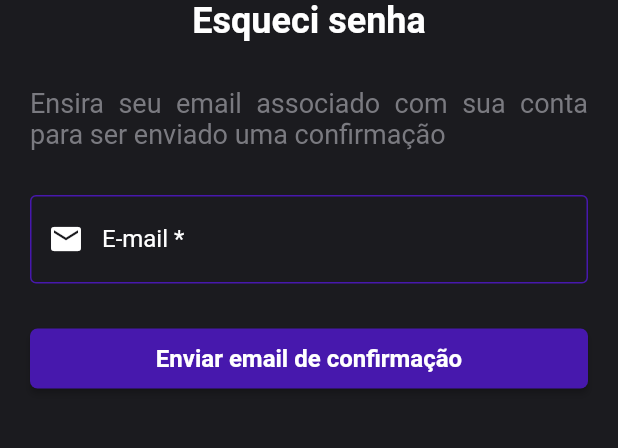
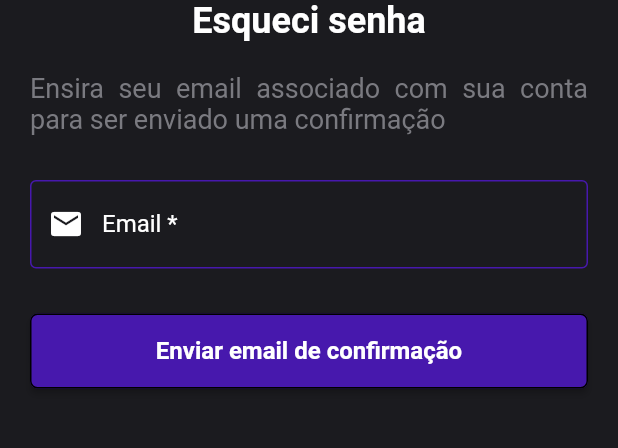
Before and after one commit to gxguinho/pi-unipam-mobile, a Flutter app: the screen it shows after launch, on a phone screen of 412 x 824 dp, the part 429-877 px from its top. Run offline on Flutter 3.47's test engine with Material 2 defaults, Android fonts, the phone set to English and light mode, and no system bars; our stand-ins replace flutter_svg, google_fonts.

Commit message:
Reset Password Complete 2

```diff
--- a/lib/modules/ForgotPassword/ForgotPassword_page.dart
+++ b/lib/modules/ForgotPassword/ForgotPassword_page.dart
@@ -2,9 +2,8 @@ import 'package:flutter/cupertino.dart';
 import 'package:flutter/material.dart';
 import 'package:flutter_svg/svg.dart';
 import 'package:unipam_mobile/shared/themes/app_colors.dart';
-import 'package:unipam_mobile/shared/themes/app_colors.dart';
-import 'package:unipam_mobile/shared/themes/app_text.dart';
 import 'package:unipam_mobile/shared/widgets/label_button/label_button.dart';
+import 'package:unipam_mobile/shared/widgets/text_input/text_input.dart';
 
 class ForgotPassword extends StatefulWidget {
   const ForgotPassword({Key? key}) : super(key: key);
@@ -54,43 +53,21 @@ class _ForgotPasswordState extends State<ForgotPassword> {
                         fontWeight: FontWeight.bold,
                       ),
                     ),
-                    Padding(
-                      padding: const EdgeInsets.symmetric(vertical: 30),
-                      child: Text(
-                        "Ensira seu email associado com sua conta para ser enviado uma confirmação",
-                        textAlign: TextAlign.justify,
-                        style: TextStyle(
-                          fontSize: 18,
-                          color: AppColors.text,
-                        ),
+                    const SizedBox(height: 20),
+                    Text(
+                      "Ensira seu email associado com sua conta para ser enviado uma confirmação",
+                      textAlign: TextAlign.justify,
+                      style: TextStyle(
+                        fontSize: 18,
+                        color: AppColors.text,
                       ),
                     ),
+                    const SizedBox(height: 30),
+                    Container(child: TextInput1(type: "Email *")),
+                    const SizedBox(height: 30),
                     Container(
-                      child: TextField(
-                        style: TextStyle(color: Colors.white),
-                        onChanged: (text) {
-                          print(text);
-                        },
-                        keyboardType: TextInputType.emailAddress,
-                        decoration: InputDecoration(
-                            enabledBorder: OutlineInputBorder(
-                                borderSide:
-                                    BorderSide(color: AppColors.primary)),
-                            prefixIcon: Icon(
-                              Icons.email,
-                              color: AppColors.white,
-                            ),
-                            labelText: 'E-mail *',
-                            labelStyle: TextStyle(color: AppColors.white),
-                            border: OutlineInputBorder()),
-                      ),
-                    ),
-                    Padding(
-                      padding: const EdgeInsets.symmetric(vertical: 30),
-                      child: Container(
-                        height: 40,
-                        width: 500,
-                        child: LabelButton(),
+                      child: LabelButton(
+                        text: "Enviar email de confirmação",
                       ),
                     ),
                   ],
--- a/lib/modules/ForgotPassword/NewPassword_page.dart
+++ b/lib/modules/ForgotPassword/NewPassword_page.dart
@@ -0,0 +1,12 @@
+import 'package:flutter/material.dart';
+
+class NewPassword extends StatelessWidget {
+  const NewPassword({ Key? key }) : super(key: key);
+
+  @override
+  Widget build(BuildContext context) {
+    return Container(
+
+    );
+  }
+}
--- a/lib/shared/widgets/label_button/label_button.dart
+++ b/lib/shared/widgets/label_button/label_button.dart
@@ -2,22 +2,23 @@ import 'package:flutter/material.dart';
 import 'package:unipam_mobile/shared/themes/app_colors.dart';
 
 class LabelButton extends StatelessWidget {
-  const LabelButton({Key? key}) : super(key: key);
+  final String text;
+  const LabelButton({Key? key, required this.text}) : super(key: key);
 
   @override
   Widget build(BuildContext context) {
-    return Container(
-      child: ElevatedButton(
-        onPressed: () {},
-        child: Text('Enviar email de confirmação'),
-        style: ElevatedButton.styleFrom(
-          primary: AppColors.primary,
-          textStyle: TextStyle(fontSize: 16, fontWeight: FontWeight.bold),
-          shape: RoundedRectangleBorder(
-            borderRadius: BorderRadius.circular(5),
-          ),
+    return ElevatedButton(
+      child: Text(text),
+      style: ElevatedButton.styleFrom(
+        primary: AppColors.primary,
+        textStyle: TextStyle(fontSize: 16, fontWeight: FontWeight.bold),
+        side: BorderSide(color: Colors.black, width: 1),
+                 minimumSize: Size(400,50),
+        shape: RoundedRectangleBorder(
+          borderRadius: BorderRadius.circular(5),
         ),
       ),
+      onPressed: () {},
     );
   }
 }
--- /dev/null
+++ b/lib/shared/widgets/text_input/text_input.dart
@@ -0,0 +1,30 @@
+import 'package:flutter/material.dart';
+import 'package:unipam_mobile/shared/themes/app_colors.dart';
+
+class TextInput1 extends StatelessWidget {
+  final String type;
+  const TextInput1({Key? key, required this.type}) : super(key: key);
+
+  @override
+  Widget build(BuildContext context) {
+    return Container(
+      child: TextField(
+        style: TextStyle(color: Colors.white),
+        onChanged: (text) {
+          print(text);
+        },
+        keyboardType: TextInputType.emailAddress,
+        decoration: InputDecoration(
+            enabledBorder: OutlineInputBorder(
+                borderSide: BorderSide(color: AppColors.primary)),
+            prefixIcon: Icon(
+              Icons.email,
+              color: AppColors.white,
+            ),
+            labelText: (type),
+            labelStyle: TextStyle(color: AppColors.white),
+            border: OutlineInputBorder()),
+      ),
+    );
+  }
+}
```
